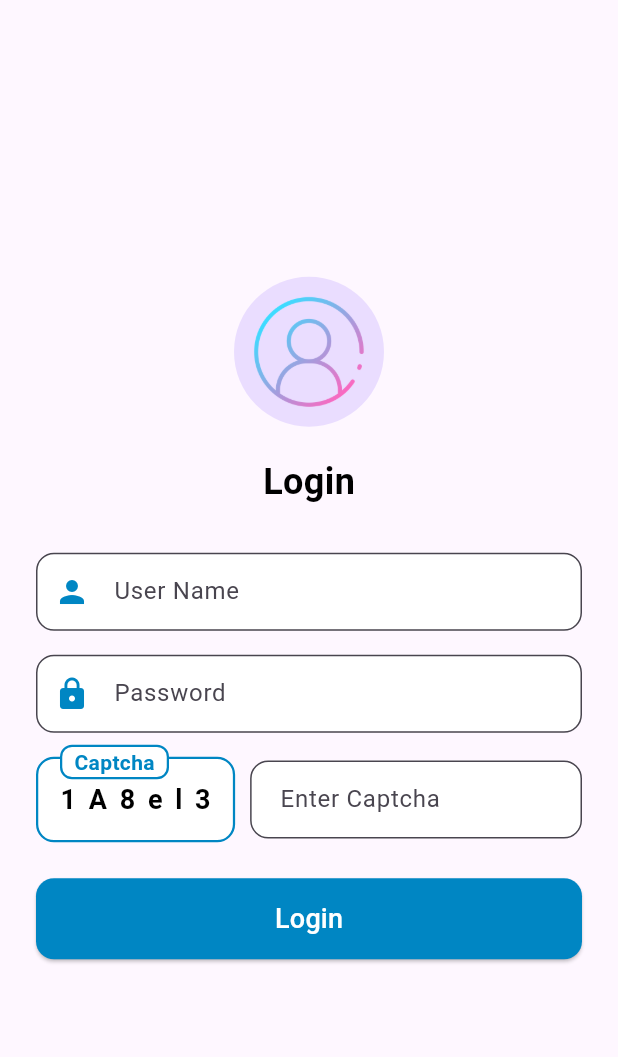
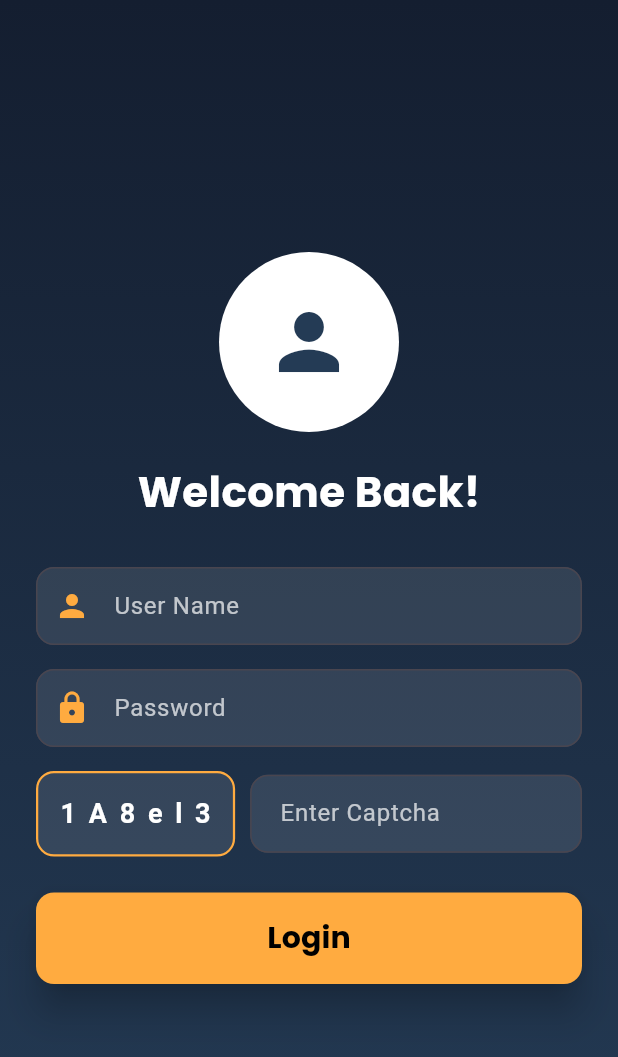
Before and after one commit to nibha181/demo_designs, a Flutter app: the screen it shows after launch, after a tap on "Login Screen 1", on a phone screen of 412 x 824 dp. Shown: the top 1057 px of the screen. Run offline on Flutter 3.47's test engine with Material 3 defaults, Android fonts, the phone set to English and light mode, and no system bars; our stand-ins replace google_fonts.

Commit message:
feat: Enhance UI and add google fonts support
This commit introduces several UI enhancements and adds support for Google Fonts to improve the visual appeal of the app.

-   **Dependency Updates:**
    -   Added `google_fonts` package to `pubspec.yaml` for enhanced typography.
    -   Updated `path_provider_foundation` in `GeneratedPluginRegistrant.swift`
    - The dependencies have been updated in `pubspec.lock`

-   **Login Screen Enhancements:**
    -   **LoginScreen1:**
        -   Implemented a gradient background.
        -   Refactored UI elements with enhanced styling using `GoogleFonts.poppins`.
        -   Improved TextField and CaptchaField appearance.
    -   **LoginScreen2:**
        -   Implemented a gradient background.
        -   Refactored UI elements with enhanced styling.
        -   Added `forgot password` functionality
    -   **LoginScreen3:**
        -   Implemented a pastel color theme.
        -   Refactored UI elements with enhanced styling.
-   **General Updates:**
    -   Set `debugShowCheckedModeBanner` to `false` in `main.dart` to remove the debug banner.
- **Add README file**
    - Added the screenshots of the three designs.
    - Added installation and contributing instructions.
    - Added license information.

```diff
--- a/lib/main.dart
+++ b/lib/main.dart
@@ -12,6 +12,7 @@ class MyApp extends StatelessWidget {
   @override
   Widget build(BuildContext context) {
     return MaterialApp(
+      debugShowCheckedModeBanner: false,
       home: LoginScreensList(),
     );
   }
--- a/lib/screens/login/login_1.dart
+++ b/lib/screens/login/login_1.dart
@@ -1,4 +1,5 @@
 import 'package:flutter/material.dart';
+import 'package:google_fonts/google_fonts.dart';
 
 class LoginScreen1 extends StatelessWidget {
   const LoginScreen1({super.key});
@@ -6,7 +7,15 @@ class LoginScreen1 extends StatelessWidget {
   @override
   Widget build(BuildContext context) {
     return Scaffold(
-      body: Center(
+      body: Container(
+        decoration: BoxDecoration(
+          gradient: LinearGradient(
+            colors: [Color(0xFF141E30), Color(0xFF243B55)],
+            begin: Alignment.topCenter,
+            end: Alignment.bottomCenter,
+          ),
+        ),
+        child: Center(
           child: SingleChildScrollView(
             child: Padding(
               padding: const EdgeInsets.symmetric(horizontal: 24.0),
@@ -14,16 +23,17 @@ class LoginScreen1 extends StatelessWidget {
                 mainAxisAlignment: MainAxisAlignment.center,
                 children: [
                   CircleAvatar(
-                  radius: 50,
-                  backgroundImage: AssetImage('assets/images/login.png'),
+                    radius: 60,
+                    backgroundColor: Colors.white,
+                    child: Icon(Icons.person, size: 60, color: Color(0xFF243B55)),
                   ),
                   SizedBox(height: 20),
                   Text(
-                  "Login",
-                  style: TextStyle(
-                    fontSize: 24,
+                    "Welcome Back!",
+                    style: GoogleFonts.poppins(
+                      fontSize: 28,
                       fontWeight: FontWeight.bold,
-                    color: Colors.black,
+                      color: Colors.white,
                     ),
                   ),
                   SizedBox(height: 30),
@@ -38,22 +48,25 @@ class LoginScreen1 extends StatelessWidget {
                     child: ElevatedButton(
                       onPressed: () {},
                       style: ElevatedButton.styleFrom(
-                      padding: EdgeInsets.symmetric(vertical: 14),
-                      backgroundColor: Color(0xFF0086C3),
+                        padding: EdgeInsets.symmetric(vertical: 16),
+                        backgroundColor: Colors.orangeAccent,
                         shape: RoundedRectangleBorder(
                           borderRadius: BorderRadius.circular(12),
                         ),
+                        elevation: 10,
                       ),
                       child: Text(
                         "Login",
-                      style: TextStyle(
-                        fontSize: 18,
-                        color: Colors.white,
+                        style: GoogleFonts.poppins(
+                          fontSize: 20,
+                          color: Colors.black,
+                          fontWeight: FontWeight.bold,
                         ),
                       ),
                     ),
                   ),
                 ],
+              ),
             ),
           ),
         ),
@@ -64,14 +77,16 @@ class LoginScreen1 extends StatelessWidget {
   Widget buildTextField(IconData icon, String hint, {bool isPassword = false}) {
     return TextField(
       obscureText: isPassword,
+      style: TextStyle(color: Colors.white),
       decoration: InputDecoration(
         filled: true,
-        fillColor: Colors.white,
-        prefixIcon: Icon(icon, color: Color(0xFF0086C3)),
+        fillColor: Colors.white.withOpacity(0.1),
+        prefixIcon: Icon(icon, color: Colors.orangeAccent),
         hintText: hint,
+        hintStyle: TextStyle(color: Colors.white70),
         border: OutlineInputBorder(
           borderRadius: BorderRadius.circular(12),
-          borderSide: BorderSide(color: Color(0xFF0086C3)),
+          borderSide: BorderSide(color: Colors.orangeAccent, width: 1.5),
         ),
         contentPadding: EdgeInsets.symmetric(vertical: 14, horizontal: 16),
       ),
@@ -92,9 +107,9 @@ class LoginScreen1 extends StatelessWidget {
                     padding: EdgeInsets.symmetric(vertical: 14),
                     alignment: Alignment.center,
                     decoration: BoxDecoration(
-                      color: Colors.white,
+                      color: Colors.white.withOpacity(0.1),
                       borderRadius: BorderRadius.circular(12),
-                      border: Border.all(color: Color(0xFF0086C3), width: 1.5),
+                      border: Border.all(color: Colors.orangeAccent, width: 1.5),
                     ),
                     child: Text(
                       "1 A 8 e l 3",
@@ -102,7 +117,7 @@ class LoginScreen1 extends StatelessWidget {
                         fontSize: 18,
                         fontWeight: FontWeight.bold,
                         letterSpacing: 2.0,
-                        color: Colors.black,
+                        color: Colors.white,
                       ),
                     ),
                   ),
@@ -111,13 +126,15 @@ class LoginScreen1 extends StatelessWidget {
                 Expanded(
                   flex: 5,
                   child: TextField(
+                    style: TextStyle(color: Colors.white),
                     decoration: InputDecoration(
                       filled: true,
-                      fillColor: Colors.white,
+                      fillColor: Colors.white.withOpacity(0.1),
                       hintText: "Enter Captcha",
+                      hintStyle: TextStyle(color: Colors.white70),
                       border: OutlineInputBorder(
                         borderRadius: BorderRadius.circular(12),
-                        borderSide: BorderSide(color: Color(0xFF0086C3), width: 1.5),
+                        borderSide: BorderSide(color: Colors.orangeAccent, width: 1.5),
                       ),
                       contentPadding: EdgeInsets.symmetric(vertical: 14, horizontal: 16),
                     ),
@@ -125,26 +142,6 @@ class LoginScreen1 extends StatelessWidget {
                 ),
               ],
             ),
-            Positioned(
-              left: 16,
-              top: -8,
-              child: Container(
-                padding: EdgeInsets.symmetric(horizontal: 8),
-                decoration: BoxDecoration(
-                  color: Colors.white,
-                  borderRadius: BorderRadius.circular(8),
-                  border: Border.all(color: Color(0xFF0086C3), width: 1.5),
-                ),
-                child: Text(
-                  "Captcha",
-                  style: TextStyle(
-                    fontSize: 14,
-                    fontWeight: FontWeight.bold,
-                    color: Color(0xFF0086C3),
-                  ),
-                ),
-              ),
-            ),
           ],
         ),
       ],
--- a/pubspec.yaml
+++ b/pubspec.yaml
@@ -34,6 +34,7 @@ dependencies:
   # The following adds the Cupertino Icons font to your application.
   # Use with the CupertinoIcons class for iOS style icons.
   cupertino_icons: ^1.0.8
+  google_fonts: ^6.2.1
 
 dev_dependencies:
   flutter_test:
```
Also changed, not shown: lib/screens/login/login_2.dart (+49 -18 lines), lib/screens/login/login_3.dart (+18 -10 lines), pubspec.lock, 5 other files. Lines whose indentation alone changed are shown as unchanged.
